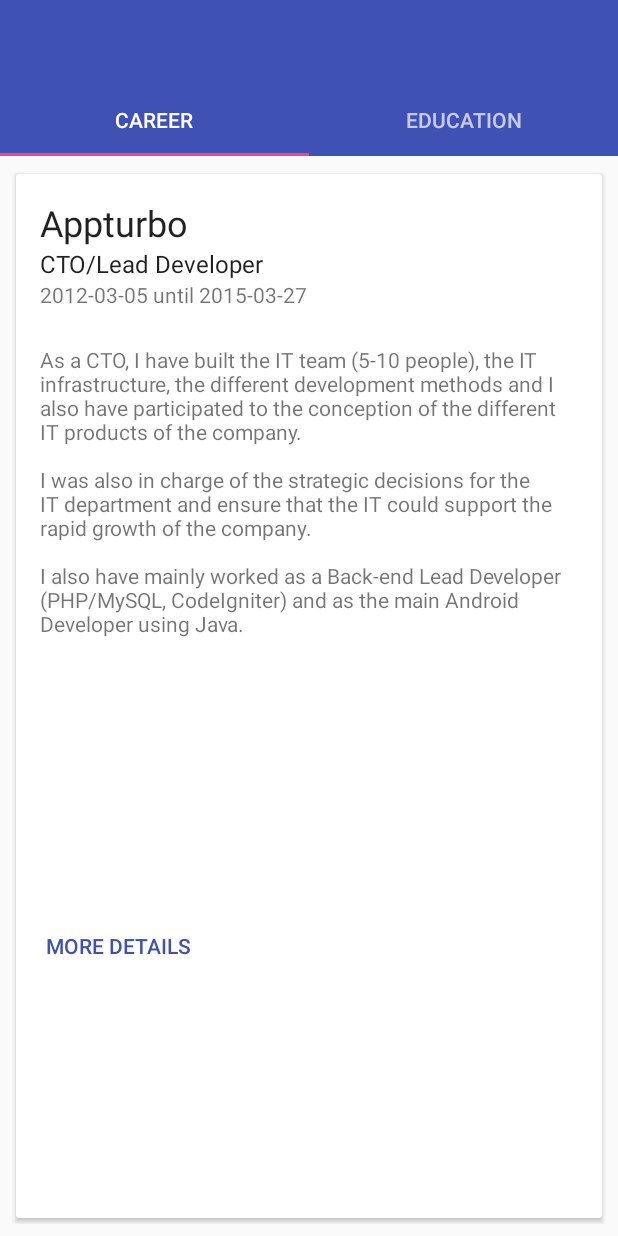
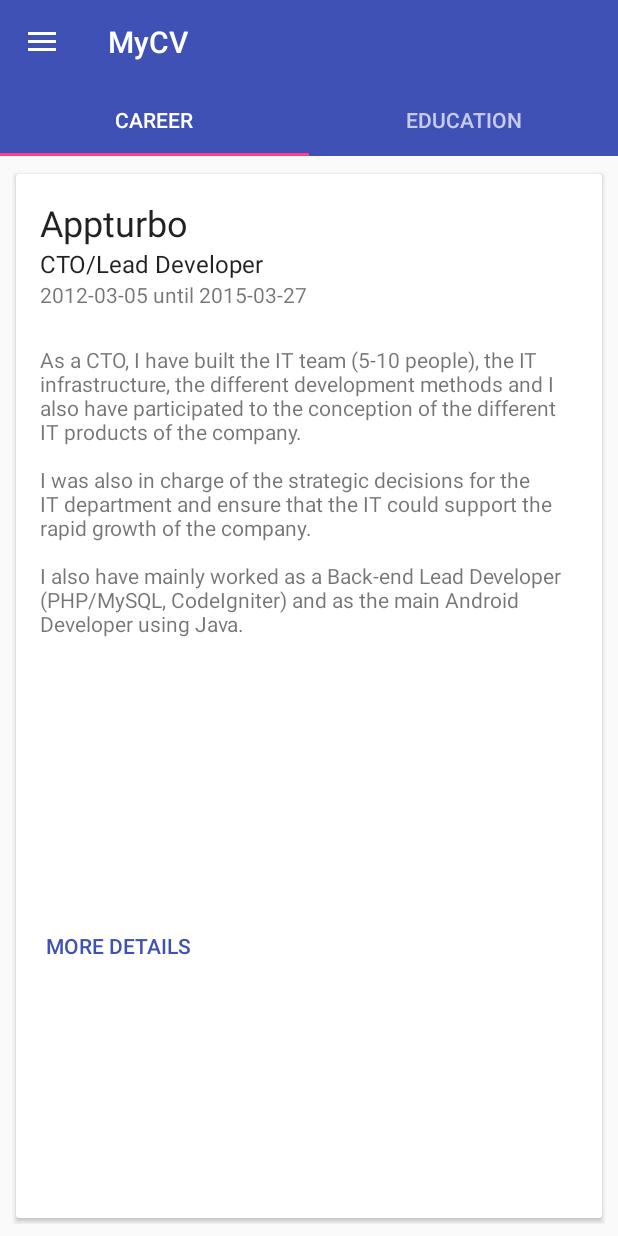
Before and after one commit to FabriceMk/android-mycv, an Android app: the screen it shows after launch (MainActivity), in the side drawer, after a tap on an icon or button, on a phone screen of 412 x 824 dp. Run offline under Robolectric (Android 15) with nearby library versions, the phone set to English and light mode, and no system bars; libraries missing offline, so code that uses them is left out: com.makeramen.roundedimageview; plain views replace RoundedImageView; pictures from the network do not load; 2 statements that could not run were skipped.

Commit message:
Implements basic toolbars in fragments and registering as ActionBar to the MainActivity through a new IToolbarable interface

```diff
--- a/android/src/main/java/net/fabricemk/android/mycv/fragments/CareerFragment.java
+++ b/android/src/main/java/net/fabricemk/android/mycv/fragments/CareerFragment.java
@@ -3,18 +3,24 @@ package net.fabricemk.android.mycv.fragments;
 import android.os.Bundle;
 import android.support.design.widget.TabLayout;
 import android.support.v4.app.Fragment;
+import android.support.v4.view.ViewCompat;
 import android.support.v4.view.ViewPager;
 import android.support.v7.app.AppCompatActivity;
 import android.support.v7.widget.Toolbar;
 import android.view.LayoutInflater;
 import android.view.View;
 import android.view.ViewGroup;
+import android.widget.FrameLayout;
+import android.widget.LinearLayout;
 
 import net.fabricemk.android.mycv.R;
 import net.fabricemk.android.mycv.adapters.CareerPagerAdapter;
 import net.fabricemk.android.mycv.parsers.SkillJsonParser;
+import net.fabricemk.android.mycv.ui.activities.IToolbarable;
 
 public class CareerFragment extends Fragment {
+
+    Toolbar mToolbar;
 
     ViewPager mViewPager;
     TabLayout mTabLayout;
@@ -30,6 +36,7 @@ public class CareerFragment extends Fragment {
                              Bundle savedInstanceState) {
         View v = inflater.inflate(R.layout.fragment_career, container, false);
 
+        mToolbar = (Toolbar) v.findViewById(R.id.toolbar);
         mViewPager = (ViewPager) v.findViewById(R.id.view_pager);
         mTabLayout = (TabLayout) v.findViewById(R.id.tabs);
 
@@ -40,8 +47,22 @@ public class CareerFragment extends Fragment {
     public void onActivityCreated(Bundle savedState) {
         super.onActivityCreated(savedState);
 
+        ((IToolbarable)getActivity()).setupToolbar(mToolbar);
+
         mViewPager.setAdapter(new CareerPagerAdapter(getActivity(), getFragmentManager()));
-        mTabLayout.setupWithViewPager(mViewPager);
+
+        //mTabLayout.setupWithViewPager(mViewPager);
+
+        /* Temporary fix because of a bug in Android Support Design Library
+         * 22.2.1 with TabLayout
+         * https://code.google.com/p/android/issues/detail?id=180462
+         */
+        mTabLayout.post(new Runnable() {
+            @Override
+            public void run() {
+                mTabLayout.setupWithViewPager(mViewPager);
+            }
+        });
     }
 
 }
--- a/android/src/main/java/net/fabricemk/android/mycv/fragments/ContactFragment.java
+++ b/android/src/main/java/net/fabricemk/android/mycv/fragments/ContactFragment.java
@@ -1,9 +1,7 @@
 package net.fabricemk.android.mycv.fragments;
 
-import android.app.Activity;
 import android.os.Bundle;
 import android.support.v4.app.Fragment;
-import android.support.v7.app.AppCompatActivity;
 import android.support.v7.widget.Toolbar;
 import android.view.LayoutInflater;
 import android.view.View;
@@ -13,8 +11,11 @@ import android.widget.TextView;
 
 import net.fabricemk.android.mycv.R;
 import net.fabricemk.android.mycv.tools.CommunicationTools;
+import net.fabricemk.android.mycv.ui.activities.IToolbarable;
 
 public class ContactFragment extends Fragment {
+
+    Toolbar mToolbar;
 
     @Override
     public void onCreate(Bundle savedInstanceState) {
@@ -35,6 +36,8 @@ public class ContactFragment extends Fragment {
     @Override
     public void onActivityCreated(Bundle savedState) {
         super.onActivityCreated(savedState);
+
+        ((IToolbarable)getActivity()).setupToolbar(mToolbar);
     }
 
     /**
@@ -42,10 +45,7 @@ public class ContactFragment extends Fragment {
      * @param v
      */
     private void initViewInfos(View v) {
-        //TODO to move later in a superclass
-        Toolbar toolbar = (Toolbar) v.findViewById(R.id.toolbar);
-        ((AppCompatActivity)getActivity()).setSupportActionBar(toolbar);
-        // need to interact with the activity to refresh the drawerToggle
+        mToolbar = (Toolbar) v.findViewById(R.id.toolbar);
 
         // Name
         View subView = v.findViewById(R.id.name_item);
--- a/android/src/main/java/net/fabricemk/android/mycv/fragments/SkillFragment.java
+++ b/android/src/main/java/net/fabricemk/android/mycv/fragments/SkillFragment.java
@@ -5,6 +5,7 @@ import android.support.v4.app.Fragment;
 import android.support.v7.app.AppCompatActivity;
 import android.support.v7.widget.GridLayoutManager;
 import android.support.v7.widget.RecyclerView;
+import android.support.v7.widget.Toolbar;
 import android.view.LayoutInflater;
 import android.view.View;
 import android.view.ViewGroup;
@@ -14,11 +15,14 @@ import net.fabricemk.android.mycv.adapters.SkillListAdapter;
 import net.fabricemk.android.mycv.models.Skill;
 import net.fabricemk.android.mycv.models.SkillSubset;
 import net.fabricemk.android.mycv.parsers.SkillJsonParser;
+import net.fabricemk.android.mycv.ui.activities.IToolbarable;
 import net.fabricemk.android.mycv.ui.activities.SkillDetailsActivity;
 
 import java.util.Map;
 
 public class SkillFragment extends Fragment implements SkillListAdapter.OnItemClickListener {
+
+    Toolbar mToolbar;
 
     RecyclerView recycler;
     SkillListAdapter adapter;
@@ -36,6 +40,8 @@ public class SkillFragment extends Fragment implements SkillListAdapter.OnItemCl
                              Bundle savedInstanceState) {
         View v = inflater.inflate(R.layout.fragment_skill_list, container, false);
 
+        mToolbar = (Toolbar) v.findViewById(R.id.toolbar);
+
         recycler = (RecyclerView) v.findViewById(R.id.recylerview);
 
         // The list won't change so we can add this optimization
@@ -52,6 +58,8 @@ public class SkillFragment extends Fragment implements SkillListAdapter.OnItemCl
     @Override
     public void onActivityCreated(Bundle savedState) {
         super.onActivityCreated(savedState);
+
+        ((IToolbarable)getActivity()).setupToolbar(mToolbar);
 
         initData();
 
--- /dev/null
+++ b/android/src/main/java/net/fabricemk/android/mycv/ui/activities/IToolbarable.java
@@ -0,0 +1,13 @@
+package net.fabricemk.android.mycv.ui.activities;
+
+import android.support.v7.widget.Toolbar;
+
+/**
+ * All activities wanting a toolbar should implement this interface
+ *
+ * As choice has been made to delegate most of toolbar work to fragments.
+ */
+public interface IToolbarable {
+
+    public void setupToolbar(Toolbar toolbar);
+}
--- a/android/src/main/java/net/fabricemk/android/mycv/ui/activities/MainActivity.java
+++ b/android/src/main/java/net/fabricemk/android/mycv/ui/activities/MainActivity.java
@@ -3,7 +3,6 @@ package net.fabricemk.android.mycv.ui.activities;
 import android.content.Intent;
 import android.content.res.Configuration;
 import android.os.Handler;
-import android.support.design.widget.CollapsingToolbarLayout;
 import android.support.design.widget.NavigationView;
 import android.support.v4.app.Fragment;
 import android.support.v4.view.GravityCompat;
@@ -13,8 +12,6 @@ import android.os.Bundle;
 import android.support.v7.widget.Toolbar;
 import android.view.MenuItem;
 import android.support.v4.widget.DrawerLayout;
-import android.view.View;
-import android.view.ViewGroup;
 
 import net.fabricemk.android.mycv.R;
 import net.fabricemk.android.mycv.fragments.CareerFragment;
@@ -22,9 +19,10 @@ import net.fabricemk.android.mycv.fragments.ContactFragment;
 import net.fabricemk.android.mycv.fragments.SkillFragment;
 
 public class MainActivity extends AppCompatActivity implements
-        NavigationView.OnNavigationItemSelectedListener {
+        NavigationView.OnNavigationItemSelectedListener,
+        IToolbarable {
 
-    private static final long DRAWER_CLOSE_DELAY_MS = 250;
+    private static final long DRAWER_CLOSE_DELAY_MS = 300;
     private static final String NAV_ITEM_ID = "navItemId";
 
     private final Handler mDrawerActionHandler = new Handler();
@@ -38,11 +36,6 @@ public class MainActivity extends AppCompatActivity implements
         setContentView(R.layout.activity_drawer);
 
         mDrawerLayout = (DrawerLayout) findViewById(R.id.drawer_layout);
-
-        Toolbar toolbar = (Toolbar) findViewById(R.id.toolbar);
-        if (toolbar != null) {
-            setSupportActionBar(toolbar);
-        }
 
         // load saved navigation state if present
         if (null == savedInstanceState) {
@@ -58,17 +51,24 @@ public class MainActivity extends AppCompatActivity implements
         // select the correct nav menu item
         navigationView.getMenu().findItem(mNavItemId).setChecked(true);
 
-        // set up the hamburger icon to open and close the drawer
+        Toolbar toolbar = (Toolbar) findViewById(R.id.toolbar);
+        setupToolbar(toolbar);
+
+        navigate(mNavItemId);
+    }
+
+    @Override
+    public void setupToolbar(Toolbar toolbar) {
+        if (toolbar != null) {
+            setSupportActionBar(toolbar);
+        }
+
+        // Set up the hamburger icon to open and close the drawer
+        // if a toolbar is present
         mDrawerToggle = new ActionBarDrawerToggle(this, mDrawerLayout, toolbar, R.string.open,
                 R.string.close);
         mDrawerLayout.setDrawerListener(mDrawerToggle);
         mDrawerToggle.syncState();
-
-        navigate(mNavItemId);
-    }
-
-    private void initToolbar() {
-
     }
 
     /**
--- a/android/src/main/res/layout/fragment_career.xml
+++ b/android/src/main/res/layout/fragment_career.xml
@@ -8,6 +8,11 @@
 
     <include layout="@layout/layout_toolbar_std" />
 
+    <LinearLayout
+        android:layout_width="match_parent"
+        android:layout_height="match_parent"
+        android:orientation="vertical">
+
         <android.support.design.widget.TabLayout
             android:id="@+id/tabs"
             android:layout_width="match_parent"
@@ -15,8 +20,7 @@
             android:background="@color/primary"
             android:theme="@style/ThemeOverlay.AppCompat.Dark.ActionBar"
             app:tabGravity="fill"
-        app:tabMode="fixed"
-        app:layout_behavior="@string/appbar_scrolling_view_behavior"/>
+            app:tabMode="fixed"/>
 
         <android.support.v4.view.ViewPager
             xmlns:android="http://schemas.android.com/apk/res/android"
@@ -25,4 +29,9 @@
             android:layout_width="match_parent"
             android:layout_height="match_parent"/>
 
+
     </LinearLayout>
+
+
+
+</LinearLayout>
```
Lines whose indentation alone changed are shown as unchanged.
